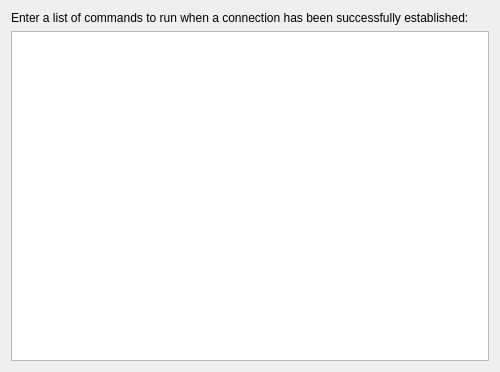
First picture: the form in iconfig/iconfigperform.ui, repository daniel-Jones/IdealIRC, before the edit.
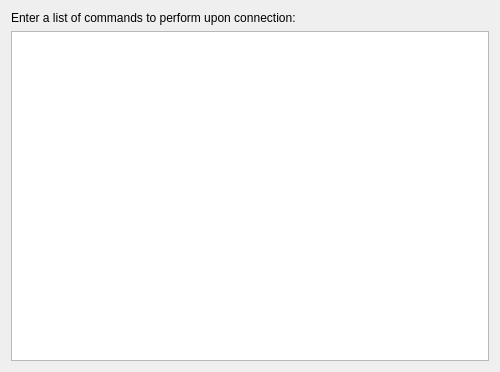
Second picture: the form after the edit.

Commit message: Corrected a few minor grammatic and english related errors within some forms

```diff
--- a/iconfig/iconfigperform.ui
+++ b/iconfig/iconfigperform.ui
@@ -17,7 +17,7 @@
    <item row="0" column="0">
     <widget class="QLabel" name="label">
      <property name="text">
-      <string>Enter a list of commands to run when a connection has been successfully established:</string>
+      <string>Enter a list of commands to perform upon connection:</string>
      </property>
     </widget>
    </item>
```
The commit also changes 3 other files.
